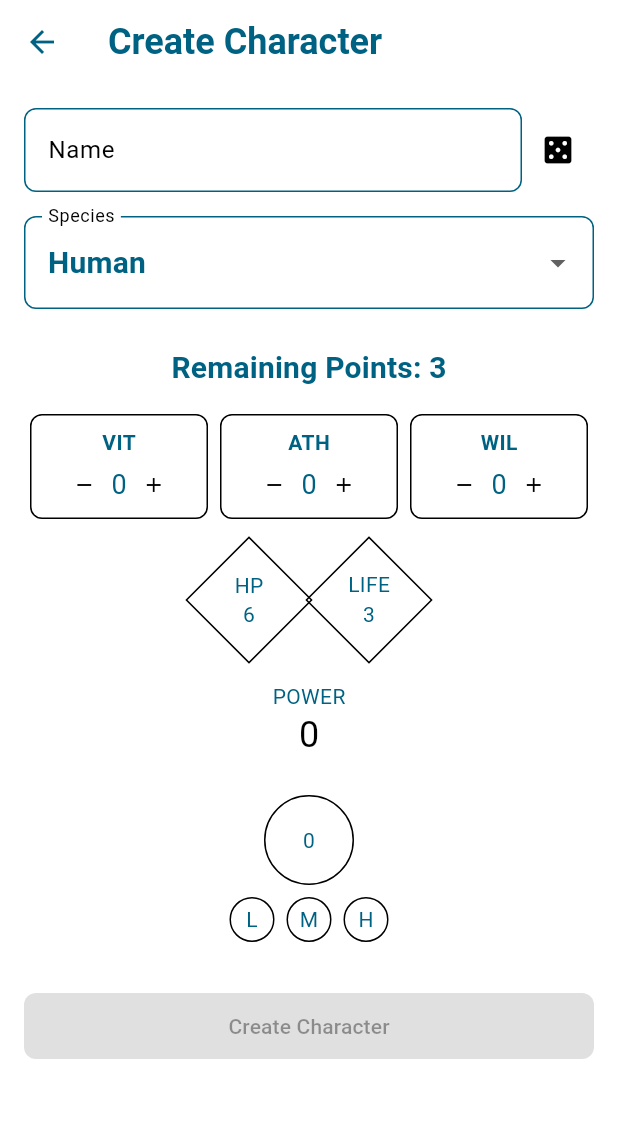
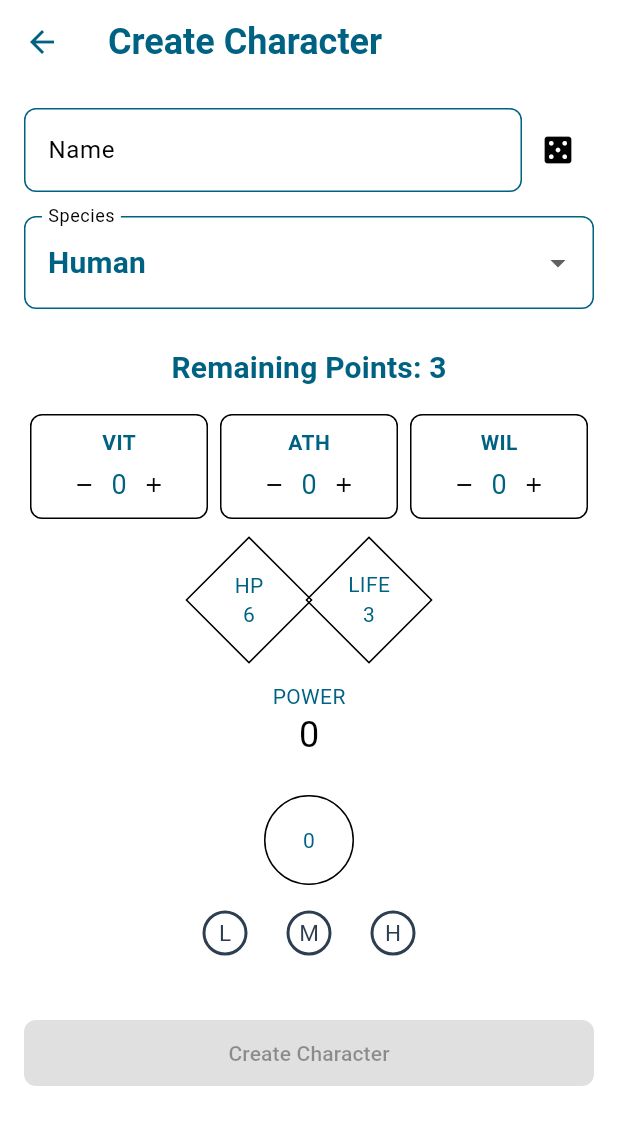
Before and after one commit to remideboer/titterpig, a Flutter app: the CharacterCreationScreen screen opened directly, on a phone screen of 412 x 824 dp. Shown: the top 1125 px of the screen. Run offline on Flutter 3.47's test engine with Material 3 defaults, Android fonts, the phone set to English and light mode, and no system bars; our stand-ins replace flutter_svg, shared_preferences; accounts and stored records are empty.

Commit message:
repaired defcategory radiobuttons in character creation screen

```diff
--- a/lib/models/character.dart
+++ b/lib/models/character.dart
@@ -3,6 +3,7 @@ import 'stat_value.dart';
 import 'package:ttrpg_character_manager/models/species.dart';
 import 'package:shared_preferences/shared_preferences.dart';
 import '../repositories/spell_repository.dart';
+import 'def_category.dart';
 
 class Character {
   static const int baseHp = 6;
@@ -212,33 +213,3 @@ class Character {
     return character;
   }
 }
-
-enum DefCategory {
-  none,
-  light,
-  medium,
-  heavy,
-}
-
-extension DefCategoryExtension on DefCategory {
-  int get defValue {
-    switch (this) {
-      case DefCategory.none: return 0;
-      case DefCategory.light: return 1;
-      case DefCategory.medium: return 2;
-      case DefCategory.heavy: return 3;
-    }
-  }
-  String get label {
-    switch (this) {
-      case DefCategory.none:
-        return 'None';
-      case DefCategory.light:
-        return 'Light';
-      case DefCategory.medium:
-        return 'Medium';
-      case DefCategory.heavy:
-        return 'Heavy';
-    }
-  }
-}
--- /dev/null
+++ b/lib/models/def_category.dart
@@ -0,0 +1,19 @@
+enum DefCategory {
+  none,
+  light,
+  medium,
+  heavy;
+
+  int get defValue {
+    switch (this) {
+      case DefCategory.none:
+        return 0;
+      case DefCategory.light:
+        return 1;
+      case DefCategory.medium:
+        return 2;
+      case DefCategory.heavy:
+        return 3;
+    }
+  }
+}
--- a/lib/screens/character_creation_screen.dart
+++ b/lib/screens/character_creation_screen.dart
@@ -8,6 +8,8 @@ import '../services/name_generator_service.dart';
 import '../repositories/name_data_repository.dart';
 import '../widgets/hexagon_shape.dart';
 import '../models/species.dart';
+import '../models/def_category.dart';
+import '../themes/app_theme.dart';
 
 class CharacterCreationScreen extends StatefulWidget {
   final Character? character;
@@ -33,6 +35,7 @@ class _CharacterCreationScreenState extends State<CharacterCreationScreen> {
   int _remainingPoints = CharacterService.totalPoints;
   Species _selectedSpecies = const Species(name: 'Human', icon: 'human-face.svg');
   List<Species> _availableSpecies = [];
+  late DefCategory _selectedDefense;
 
   @override
   void initState() {
@@ -45,6 +48,9 @@ class _CharacterCreationScreenState extends State<CharacterCreationScreen> {
       _ath = widget.character!.ath;
       _wil = widget.character!.wil;
       _remainingPoints = 0; // Character is already created, no points to spend
+      _selectedDefense = widget.character!.defCategory;
+    } else {
+      _selectedDefense = DefCategory.none;
     }
   }
 
@@ -105,6 +111,12 @@ class _CharacterCreationScreenState extends State<CharacterCreationScreen> {
     }
   }
 
+  void _selectDefense(DefCategory category) {
+    setState(() {
+      _selectedDefense = _selectedDefense == category ? DefCategory.none : category;
+    });
+  }
+
   Future<void> _saveCharacter() async {
     if (_nameController.text.isEmpty) {
       ScaffoldMessenger.of(context).showSnackBar(
@@ -123,7 +135,7 @@ class _CharacterCreationScreenState extends State<CharacterCreationScreen> {
         ath: _ath,
         wil: _wil,
         tempHp: widget.character!.tempHp,
-        defCategory: widget.character!.defCategory,
+        defCategory: _selectedDefense,
         hasShield: widget.character!.hasShield,
         spells: widget.character!.spells,
         sessionLog: widget.character!.sessionLog,
@@ -140,6 +152,7 @@ class _CharacterCreationScreenState extends State<CharacterCreationScreen> {
         vit: _vit,
         ath: _ath,
         wil: _wil,
+        defCategory: _selectedDefense,
       );
       await _repository.addCharacter(character);
     }
@@ -276,14 +289,16 @@ class _CharacterCreationScreenState extends State<CharacterCreationScreen> {
             Center(
               child: Column(
                 children: [
-                  _buildShieldIcon(0),
+                  _buildShieldIcon(CharacterService.calculateDefense(_ath, _selectedDefense)),
                   const SizedBox(height: 8),
                   Row(
                     mainAxisAlignment: MainAxisAlignment.center,
                     children: [
-                      _buildDefenseCircle('L', false),
-                      _buildDefenseCircle('M', false),
-                      _buildDefenseCircle('H', false),
+                      _buildDefenseCircle('L', DefCategory.light),
+                      const SizedBox(width: 8),
+                      _buildDefenseCircle('M', DefCategory.medium),
+                      const SizedBox(width: 8),
+                      _buildDefenseCircle('H', DefCategory.heavy),
                     ],
                   ),
                 ],
@@ -393,17 +408,28 @@ class _CharacterCreationScreenState extends State<CharacterCreationScreen> {
     );
   }
 
-  Widget _buildDefenseCircle(String label, bool isSelected) {
-    return Container(
-      width: 30,
-      height: 30,
-      margin: const EdgeInsets.symmetric(horizontal: 4),
-      decoration: BoxDecoration(
-        shape: BoxShape.circle,
-        border: Border.all(color: Colors.black),
-        color: isSelected ? Colors.black12 : null,
+  Widget _buildDefenseCircle(String label, DefCategory category) {
+    final isSelected = _selectedDefense == category;
+    return IconButton(
+      icon: Text(
+        label,
+        style: TextStyle(
+          fontSize: 30 * 0.5,
+          fontWeight: isSelected ? FontWeight.bold : FontWeight.normal,
+          color: isSelected ? Colors.white : AppTheme.primaryColor,
+        ),
       ),
-      child: Center(child: Text(label)),
+      onPressed: () => _selectDefense(category),
+      style: IconButton.styleFrom(
+        backgroundColor: isSelected ? AppTheme.highlightColor : Colors.transparent,
+        shape: const CircleBorder(),
+        side: BorderSide(
+          color: isSelected ? AppTheme.accentColor : AppTheme.primaryColor,
+          width: 2,
+        ),
+        minimumSize: const Size(30, 30),
+        padding: EdgeInsets.zero,
+      ),
     );
   }
 }
--- a/lib/screens/character_sheet_screen.dart
+++ b/lib/screens/character_sheet_screen.dart
@@ -13,6 +13,7 @@ import '../widgets/power_icon.dart';
 import '../widgets/stat_value_icon.dart';
 import 'package:flutter_svg/flutter_svg.dart';
 import '../utils/name_formatter.dart';
+import '../models/def_category.dart';
 
 class CharacterSheetScreen extends StatefulWidget {
   final Character character;
--- a/lib/services/character_service.dart
+++ b/lib/services/character_service.dart
@@ -1,4 +1,5 @@
 import '../models/character.dart';
+import '../models/def_category.dart';
 
 class CharacterService {
   static const int totalPoints = 3;
@@ -29,6 +30,10 @@ class CharacterService {
     return defCategory.defValue + (hasShield ? 2 : 0);
   }
 
+  static int calculateDefense(int ath, DefCategory defCategory) {
+    return ath + defCategory.defValue;
+  }
+
   static bool canUpdateStat({
     required int currentValue,
     required int delta,
--- /dev/null
+++ b/lib/themes/app_theme.dart
@@ -0,0 +1,7 @@
+import 'package:flutter/material.dart';
+
+class AppTheme {
+  static const Color primaryColor = Color(0xFF2C3E50);
+  static const Color accentColor = Color(0xFF3498DB);
+  static const Color highlightColor = Color(0xFFE74C3C);
+}
```
